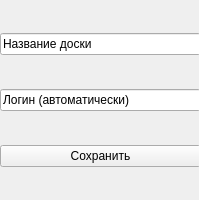
First picture: the form in src/client/doska.ui, repository RanHum/ZLP-Library, before the edit.
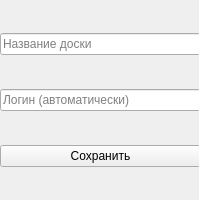
Second picture: the form after the edit.

```diff
--- a/src/client/doska.ui
+++ b/src/client/doska.ui
@@ -32,6 +32,9 @@
     <item>
      <widget class="QLineEdit" name="lineEdit_2">
       <property name="text">
+       <string/>
+      </property>
+      <property name="placeholderText">
        <string>Название доски</string>
       </property>
      </widget>
@@ -39,6 +42,9 @@
     <item>
      <widget class="QLineEdit" name="lineEdit_3">
       <property name="text">
+       <string/>
+      </property>
+      <property name="placeholderText">
        <string>Логин (автоматически)</string>
       </property>
      </widget>
```
